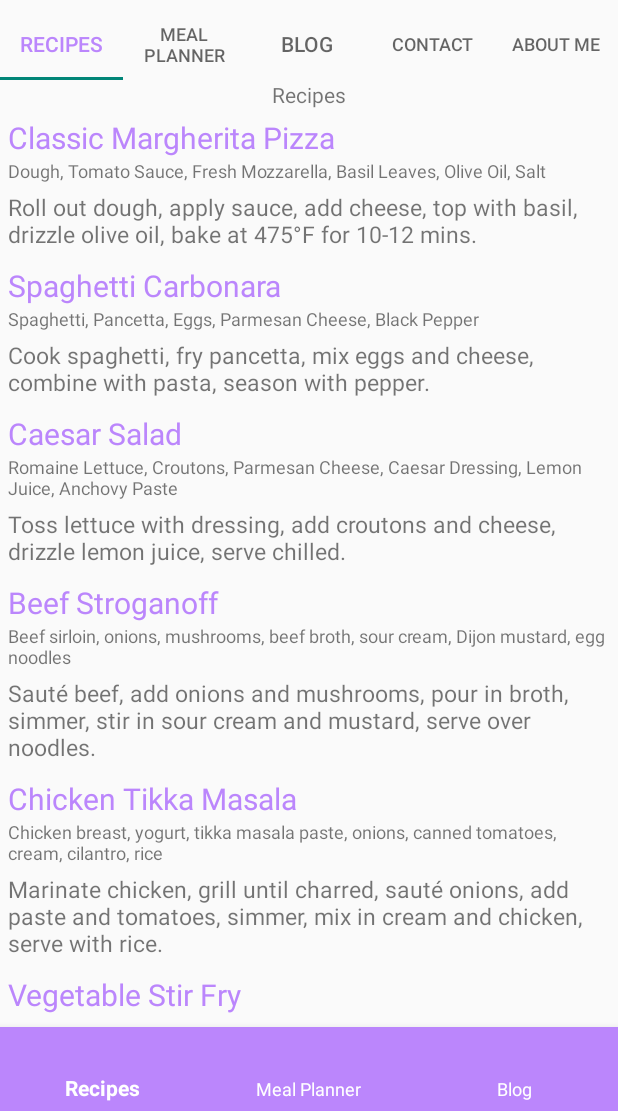
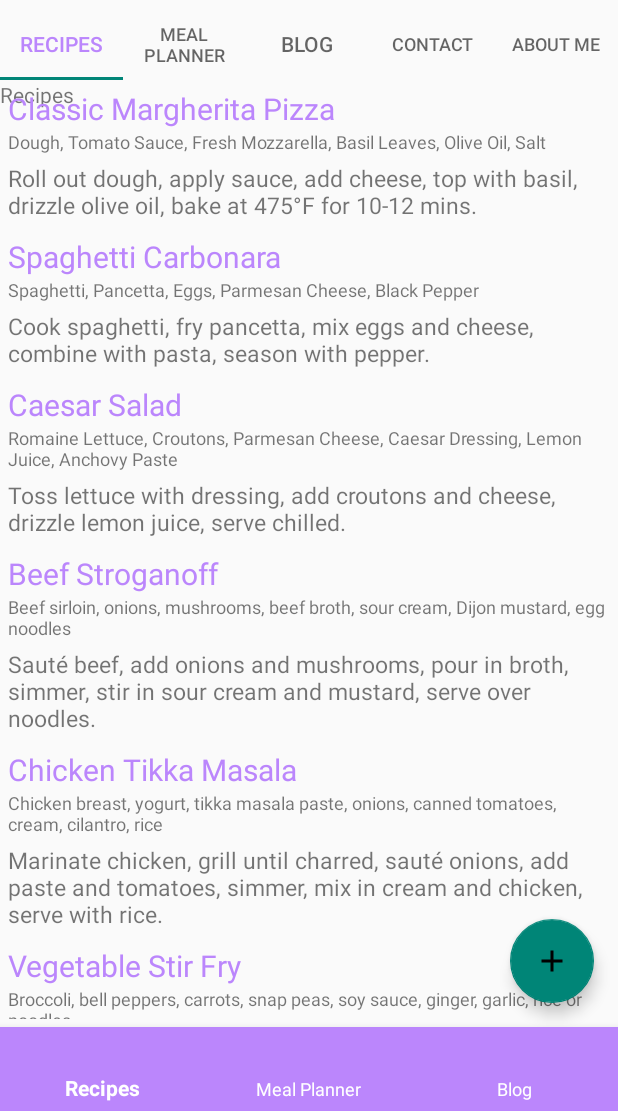
Before and after one commit to byam/food-app, an Android app built with Jetpack Compose: the screen it shows after launch (MainActivity), on a phone screen of 412 x 824 dp, the part 125-1236 px from its top. Run offline under Robolectric (Android 15) with nearby library versions, the phone set to English and light mode, and no system bars.

Commit message:
FAB for new recipe added!

```diff
--- a/app/src/main/res/layout/fragment_recipes.xml
+++ b/app/src/main/res/layout/fragment_recipes.xml
@@ -1,9 +1,11 @@
 <?xml version="1.0" encoding="utf-8"?>
-<LinearLayout xmlns:android="http://schemas.android.com/apk/res/android"
+<RelativeLayout xmlns:android="http://schemas.android.com/apk/res/android"
+    xmlns:app="http://schemas.android.com/apk/res-auto"
     android:orientation="vertical"
     android:layout_width="match_parent"
     android:layout_height="match_parent">
 
+    <!-- Title -->
     <TextView
         android:layout_width="wrap_content"
         android:layout_height="wrap_content"
@@ -11,6 +13,7 @@
         android:text="@string/recipes"
     />
 
+    <!-- Recipes -->
     <androidx.recyclerview.widget.RecyclerView
         android:id="@+id/rec_view_recipes"
         android:layout_marginStart="5sp"
@@ -20,4 +23,15 @@
         android:layout_width="match_parent"
         android:layout_height="match_parent"/>
 
-</LinearLayout>
+    <!-- Add new Recipe button -->
+    <com.google.android.material.floatingactionbutton.FloatingActionButton
+        android:id="@+id/fab_add_recipe"
+        android:layout_width="wrap_content"
+        android:layout_height="wrap_content"
+        android:layout_margin="16dp"
+        android:src="@drawable/ic_add_entry"
+        android:layout_alignParentBottom="true"
+        android:layout_alignParentEnd="true"
+        android:contentDescription="@string/new_recipe" />
+
+</RelativeLayout>
--- a/app/src/main/res/values/strings.xml
+++ b/app/src/main/res/values/strings.xml
@@ -9,4 +9,9 @@
     <string name="default_recipe_name">Default Recipe Name</string>
     <string name="default_ingredients">Default ingredients</string>
     <string name="default_instructions">Default instructions</string>
+    <string name="new_recipe">New Recipe</string>
+    <string name="recipe_title">Recipe title</string>
+    <string name="ingredients">Ingredients</string>
+    <string name="instructions">Instructions</string>
+    <string name="add_recipe">Add recipe</string>
 </resources>
```
Also changed, not shown: app/src/main/java/com/example/foodapp/fragment/RecipesFragment.kt (+40 -0 lines), app/src/main/res/layout/dialog_add_recipe.xml (added, +34 -0 lines), app/src/main/res/drawable/ic_add_entry.png (added).
